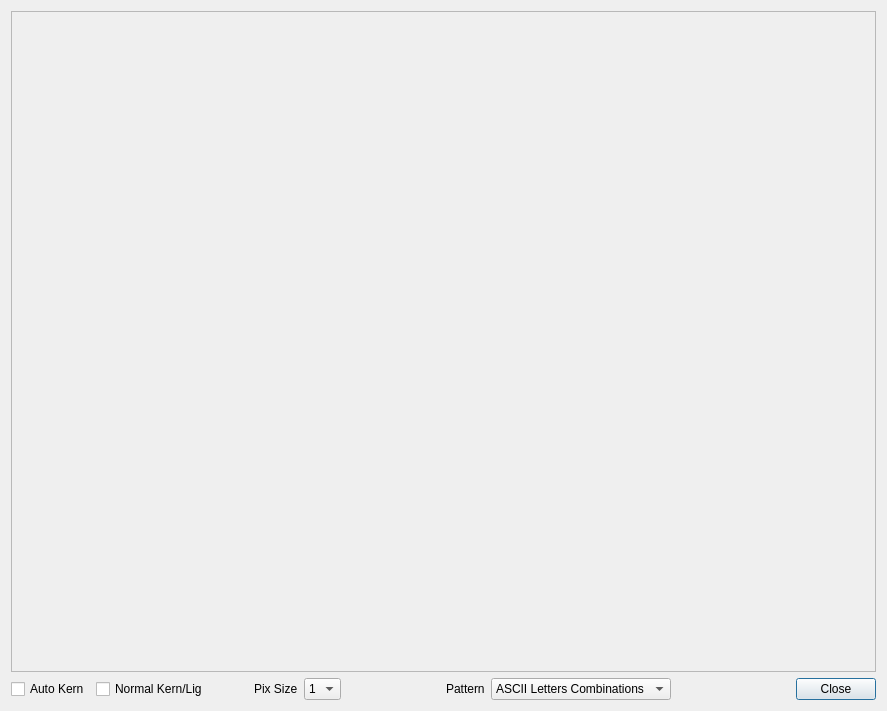
The window that kerningTestDialog.ui (turgu1/IBMFFontEditor) describes before a commit, drawn with Qt 5.
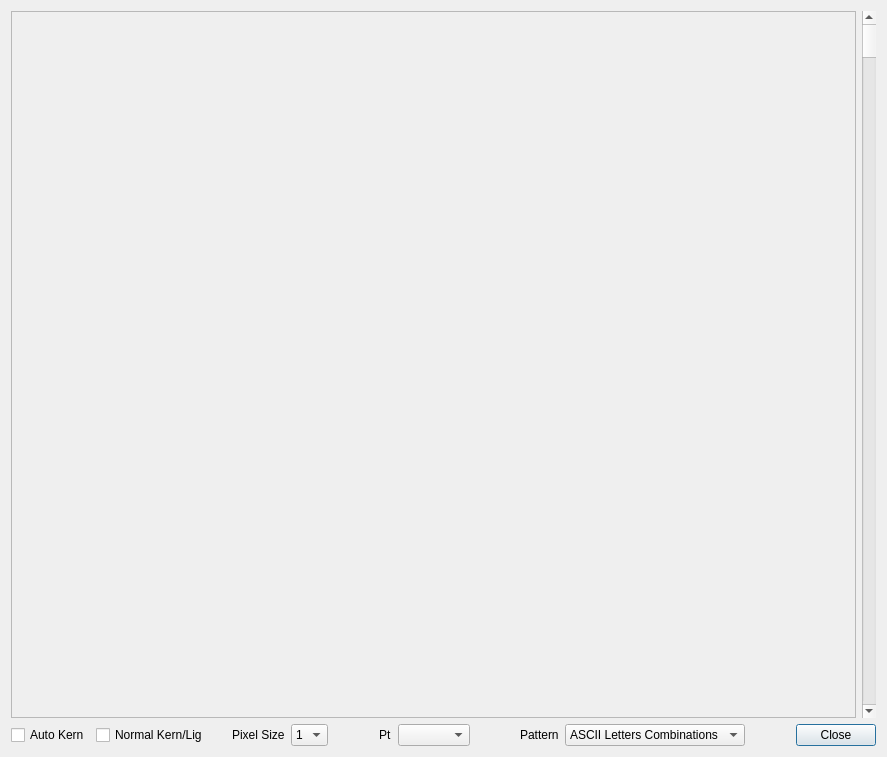
The same window after the commit.

What changed in the file:
```diff
--- a/kerningTestDialog.ui
+++ b/kerningTestDialog.ui
@@ -7,7 +7,7 @@
     <x>0</x>
     <y>0</y>
     <width>887</width>
-    <height>711</height>
+    <height>757</height>
    </rect>
   </property>
   <property name="windowTitle">
@@ -15,6 +15,8 @@
   </property>
   <layout class="QVBoxLayout" name="verticalLayout">
    <item>
+    <layout class="QHBoxLayout" name="horizontalLayout_2">
+     <item>
     <widget class="QFrame" name="frame">
      <property name="sizePolicy">
       <sizepolicy hsizetype="Preferred" vsizetype="Expanding">
@@ -31,6 +33,18 @@
     </widget>
    </item>
    <item>
+      <widget class="QScrollBar" name="scrollBar">
+       <property name="pageStep">
+        <number>5</number>
+       </property>
+       <property name="orientation">
+        <enum>Qt::Vertical</enum>
+       </property>
+      </widget>
+     </item>
+    </layout>
+   </item>
+   <item>
     <layout class="QHBoxLayout" name="horizontalLayout">
      <item>
       <widget class="QCheckBox" name="autoKernCheckBox">
@@ -56,7 +70,7 @@
        </property>
        <property name="sizeHint" stdset="0">
         <size>
-         <width>40</width>
+         <width>18</width>
          <height>20</height>
         </size>
        </property>
@@ -65,7 +79,7 @@
      <item>
       <widget class="QLabel" name="label">
        <property name="text">
-        <string>Pix Size</string>
+        <string>Pixel Size</string>
        </property>
       </widget>
      </item>
@@ -105,7 +119,37 @@
        </property>
        <property name="sizeHint" stdset="0">
         <size>
-         <width>40</width>
+         <width>18</width>
+         <height>20</height>
+        </size>
+       </property>
+      </spacer>
+     </item>
+     <item>
+      <widget class="QLabel" name="label_3">
+       <property name="text">
+        <string>Pt</string>
+       </property>
+      </widget>
+     </item>
+     <item>
+      <widget class="QComboBox" name="faceIdxCombo">
+       <property name="minimumSize">
+        <size>
+         <width>50</width>
+         <height>0</height>
+        </size>
+       </property>
+      </widget>
+     </item>
+     <item>
+      <spacer name="horizontalSpacer_4">
+       <property name="orientation">
+        <enum>Qt::Horizontal</enum>
+       </property>
+       <property name="sizeHint" stdset="0">
+        <size>
+         <width>18</width>
          <height>20</height>
         </size>
        </property>
@@ -159,7 +203,7 @@
        </property>
        <property name="sizeHint" stdset="0">
         <size>
-         <width>40</width>
+         <width>18</width>
          <height>20</height>
         </size>
        </property>
```
Lines whose indentation alone changed are shown as unchanged.
